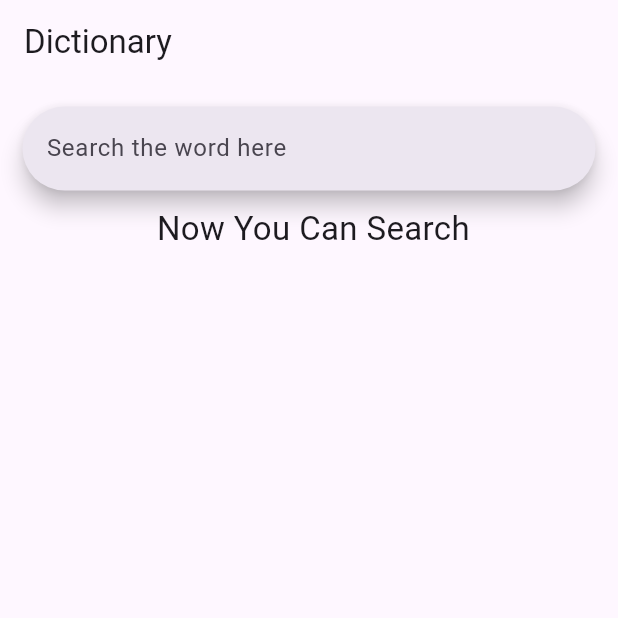
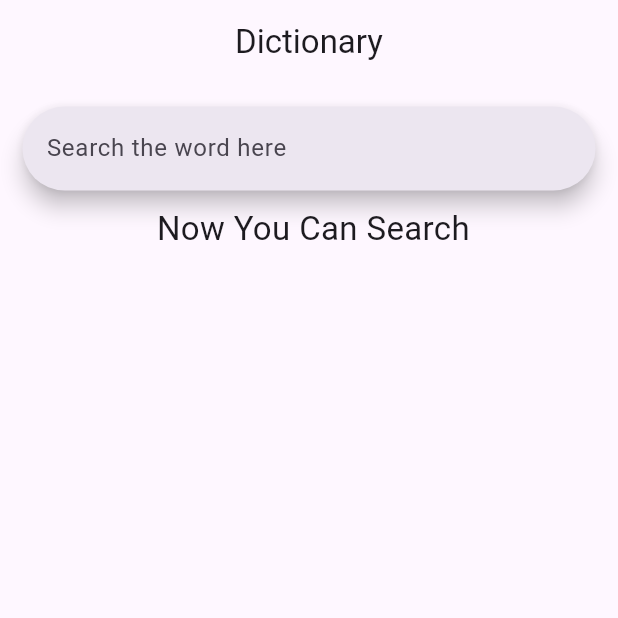
Before and after one commit to Zack9993/Simple-Dictonary, a Flutter app: the screen it shows after launch, on a phone screen of 412 x 824 dp, the top half of it. Run offline on Flutter 3.47's test engine with Material 3 defaults, Android fonts, the phone set to English and light mode, and no system bars.

Commit message:
center title

```diff
--- a/lib/dictionary_screen.dart
+++ b/lib/dictionary_screen.dart
@@ -35,7 +35,7 @@ class _DictionaryHomePageState extends State<DictionaryHomePage> {
   Widget build(BuildContext context) {
     return Scaffold(
       appBar: AppBar(
-        title: const Text("Dictionary"),
+        title: const Center(child: Text("Dictionary")),
       ),
       body: Padding(
         padding: const EdgeInsets.all(15),
```
